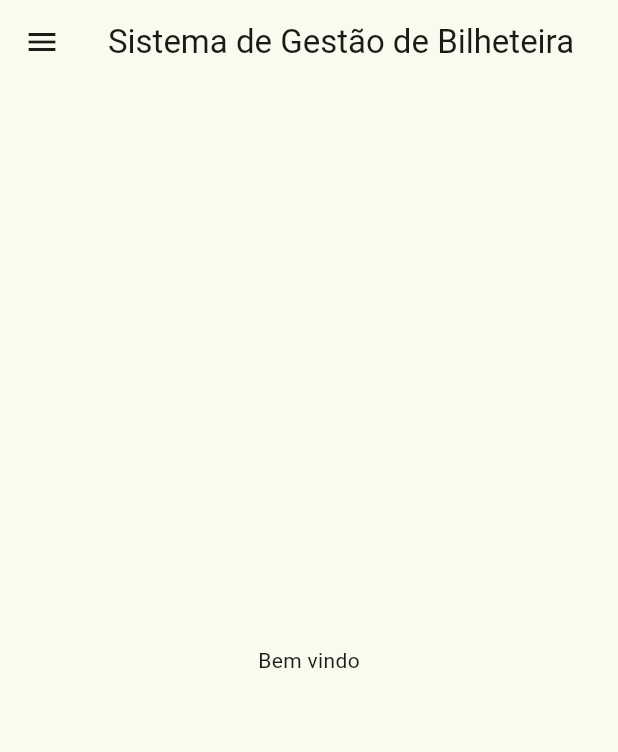
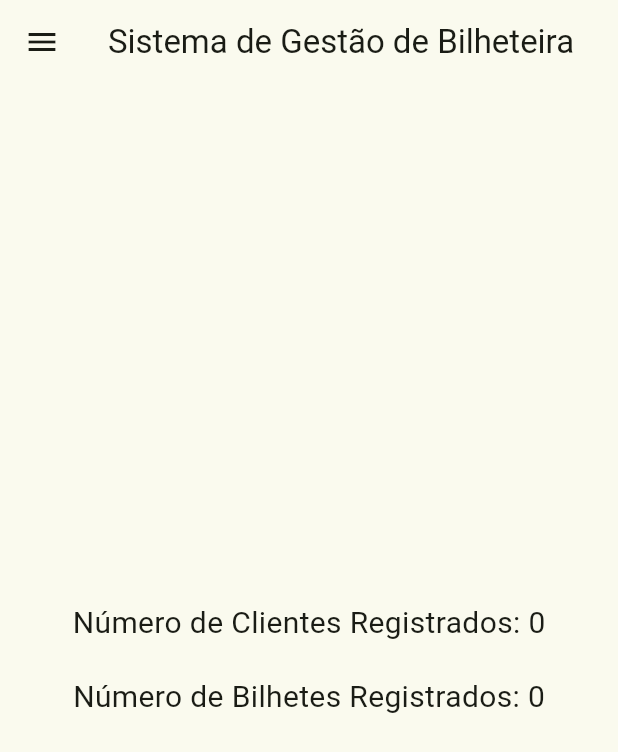
Before and after one commit to Mirona-96/sistema_bilheteira_app, a Flutter app: the screen it shows after launch, on a phone screen of 412 x 824 dp. Shown: the top 752 px of the screen. Run offline on Flutter 3.47's test engine with Material 3 defaults, Android fonts, the phone set to English and light mode, and no system bars; our stand-ins replace sqflite; accounts and stored records are empty.

Commit message:
modified:   lib/Controller/bilhete_controller.dart 	modified:   lib/Controller/cliente_controller.dart 	modified:   lib/Controller/venda_controller.dart 	modified:   lib/Database/clienteSqlHelper.dart 	modified:   lib/Models/menuItems.dart 	modified:   lib/Models/venda.dart 	modified:   lib/Screens/app_drawer.dart 	modified:   lib/Screens/bilhetesPage.dart 	modified:   lib/Screens/clientesPage.dart 	modified:   lib/Screens/home_page.dart 	deleted:    lib/Screens/relatorio_stock_page.dart 	modified:   lib/Screens/vendasPage.dart 	modified:   lib/main.dart

```diff
--- a/lib/Controller/bilhete_controller.dart
+++ b/lib/Controller/bilhete_controller.dart
@@ -23,4 +23,6 @@ class BilheteController {
   Future<Bilhete?> getBilheteById(String bilheteId) async {
     return await _databaseHelper.buscarBilhetePorId(bilheteId);
   }
+
+  contarBilhetes() {}
 }
--- a/lib/Controller/cliente_controller.dart
+++ b/lib/Controller/cliente_controller.dart
@@ -25,4 +25,12 @@ class ClienteController {
   getClienteById(String clienteId) async {
     return await _databaseHelper.buscarClientePorId(clienteId);
   }
+
+  contarClientes() {
+    final ClienteSQLHelper _databaseHelper = ClienteSQLHelper();
+
+    Future<int> contarClientes() async {
+      return await _databaseHelper.contarClientes();
+    }
+  }
 }
--- a/lib/Controller/venda_controller.dart
+++ b/lib/Controller/venda_controller.dart
@@ -1,4 +1,5 @@
 import 'package:sistema_bilheteira_app_teste_2/Database/vendaSqlHelper.dart';
+import 'package:sistema_bilheteira_app_teste_2/Models/cliente.dart';
 import 'package:sistema_bilheteira_app_teste_2/Models/venda.dart';
 
 class VendaController {
@@ -20,5 +21,5 @@ class VendaController {
     await _databaseHelper.removerVenda(id);
   }
 
-  adicionarBilhete(Venda newCliente) {}
+  adicionarVenda(Venda newVenda) {}
 }
--- a/lib/Models/menuItems.dart
+++ b/lib/Models/menuItems.dart
@@ -2,6 +2,11 @@ import 'package:flutter/material.dart';
 import 'package:sistema_bilheteira_app_teste_2/Models/menuDetalhes.dart';
 
 final List<MenuDetalhes> menuItems = [
+  MenuDetalhes(
+    titulo: 'Pagina Inicial',
+    icon: Icons.house,
+    pagina: '/homepage',
+  ),
   MenuDetalhes(
     titulo: 'Clientes',
     icon: Icons.person,
@@ -16,10 +21,5 @@ final List<MenuDetalhes> menuItems = [
     titulo: 'Vendas',
     icon: Icons.shopping_cart,
     pagina: '/vendas',
-  ),
-  MenuDetalhes(
-    titulo: 'Relatórios',
-    icon: Icons.assessment,
-    pagina: '/relatorios',
-  ),
+  )
 ];
--- a/lib/Screens/app_drawer.dart
+++ b/lib/Screens/app_drawer.dart
@@ -11,7 +11,7 @@ class AppDrawer extends StatelessWidget {
         child: Column(
           children: [
             Container(
-              height: 200, // Fixed height for the header
+              height: 100, // Fixed height for the header
               child: const Center(
                 child: Text(
                   'Menu',
--- a/lib/Screens/bilhetesPage.dart
+++ b/lib/Screens/bilhetesPage.dart
@@ -229,9 +229,9 @@ class _BilhetesPageState extends State<BilhetesPage> {
                     ),
                   ),
                   SizedBox(height: 5),
-                  Text(bilhete.descricao),
+                  Text('Descrição: ' + bilhete.descricao),
                   SizedBox(height: 5),
-                  Text(bilhete.endereco),
+                  Text('Endereço: qa' + bilhete.endereco),
                   SizedBox(height: 5),
                   Text('Preço: ${bilhete.preco.toString()} MT'),
                   SizedBox(height: 5),
--- a/lib/Screens/clientesPage.dart
+++ b/lib/Screens/clientesPage.dart
@@ -144,12 +144,12 @@ class _ClientesPageState extends State<ClientesPage> {
         itemBuilder: (context, index) {
           final cliente = _clientes[index];
           return ListTile(
-            title: Text(_clientes[index].nome),
+            title: Text("Nome: " + _clientes[index].nome),
             subtitle: Column(
               crossAxisAlignment: CrossAxisAlignment.start,
               children: [
-                Text(_clientes[index].contato),
-                Text(_clientes[index].email),
+                Text('Contacto: ' + _clientes[index].contato),
+                Text('Email: ' + _clientes[index].email),
               ],
             ),
             trailing: Row(mainAxisSize: MainAxisSize.min, children: <Widget>[
--- a/lib/Screens/home_page.dart
+++ b/lib/Screens/home_page.dart
@@ -1,10 +1,35 @@
 import 'package:flutter/material.dart';
-import 'package:sistema_bilheteira_app_teste_2/Components/cores.dart';
-import 'package:sistema_bilheteira_app_teste_2/Models/menuItems.dart';
+import 'package:sistema_bilheteira_app_teste_2/Controller/bilhete_controller.dart';
+import 'package:sistema_bilheteira_app_teste_2/Controller/cliente_controller.dart';
+import 'package:sistema_bilheteira_app_teste_2/Screens/app_drawer.dart';
 
-class HomePage extends StatelessWidget {
-  const HomePage({super.key});
-//  final controller = MenuItems();
+class HomePage extends StatefulWidget {
+  const HomePage({Key? key}) : super(key: key);
+
+  @override
+  _HomePageState createState() => _HomePageState();
+}
+
+class _HomePageState extends State<HomePage> {
+  final ClienteController _clienteController = ClienteController();
+  final BilheteController _bilheteController = BilheteController();
+  int _numClientes = 0;
+  int _numBilhetes = 0;
+
+  @override
+  void initState() {
+    super.initState();
+    _fetchData();
+  }
+
+  Future<void> _fetchData() async {
+    int? numClientes = await _clienteController.contarClientes();
+    int? numBilhetes = await _bilheteController.contarBilhetes();
+    setState(() {
+      _numClientes = numClientes ?? 0; // Se numClientes for null, atribui 0
+      _numBilhetes = numBilhetes ?? 0; // Se numBilhetes for null, atribui 0
+    });
+  }
 
   @override
   Widget build(BuildContext context) {
@@ -12,58 +37,22 @@ class HomePage extends StatelessWidget {
       appBar: AppBar(
         title: const Text('Sistema de Gestão de Bilheteira'),
       ),
-      drawer: Drawer(
-        child: Container(
-          color: primaryColor, // Set the background color for the entire drawer
-          child: Column(
-            children: [
-              Container(
-                height: 200, // Fixed height for the header
-                child: const Center(
-                  child: Text(
-                    'Menu',
-                    style: TextStyle(
-                      color: Colors.white,
-                      fontSize: 24,
-                    ),
-                  ),
-                ),
-              ),
-
-              //o menu principal
-              Expanded(
-                child: ListView(
-                  padding: EdgeInsets.zero,
-                  children: menuItems.map((menuItem) {
-                    return ListTile(
-                      leading: Icon(menuItem.icon, color: Colors.white),
-                      title: Text(menuItem.titulo,
-                          style: const TextStyle(color: Colors.white)),
-                      onTap: () {
-                        Navigator.pushNamed(context, menuItem.pagina);
-                      },
-                    );
-                  }).toList(),
-                ),
-              ),
-
-              //o log out
-              ListTile(
-                leading: const Icon(Icons.logout, color: Colors.white),
-                title:
-                    const Text('Sair', style: TextStyle(color: Colors.white)),
-                onTap: () {
-                  // Handle logout action
-                  Navigator.pop(context); // Close the drawer
-                  // Add your logout logic here
-                },
-              ),
-            ],
-          ),
+      drawer: AppDrawer(),
+      body: Center(
+        child: Column(
+          mainAxisAlignment: MainAxisAlignment.center,
+          children: [
+            Text(
+              'Número de Clientes Registrados: $_numClientes',
+              style: TextStyle(fontSize: 20),
+            ),
+            SizedBox(height: 20),
+            Text(
+              'Número de Bilhetes Registrados: $_numBilhetes',
+              style: TextStyle(fontSize: 20),
+            ),
+          ],
         ),
-      ),
-      body: const Center(
-        child: Text('Bem vindo'),
       ),
     );
   }
--- a/lib/main.dart
+++ b/lib/main.dart
@@ -2,9 +2,8 @@ import 'package:flutter/material.dart';
 import 'package:sistema_bilheteira_app_teste_2/Components/cores.dart';
 import 'package:sistema_bilheteira_app_teste_2/Screens/bilhetesPage.dart';
 import 'package:sistema_bilheteira_app_teste_2/Screens/clientesPage.dart';
+import 'package:sistema_bilheteira_app_teste_2/Screens/home_page.dart';
 import 'package:sistema_bilheteira_app_teste_2/Screens/vendasPage.dart';
-import 'package:sistema_bilheteira_app_teste_2/Screens/home_page.dart';
-import 'package:sistema_bilheteira_app_teste_2/Screens/relatorio_stock_page.dart';
 //import 'package:sistema_bilheteira_app_teste_2/Screens/visualizar_clientes_page.dart';
 //import 'package:sqflite_common_ffi/sqflite_ffi.dart';
 
@@ -26,13 +25,12 @@ class MainApp extends StatelessWidget {
       theme: ThemeData(
         colorScheme: ColorScheme.fromSeed(seedColor: primaryColor),
       ),
-      initialRoute: '/',
+      initialRoute: '/homepage',
       routes: {
-        '/': (context) => const HomePage(),
+        '/homepage': (context) => const HomePage(),
         '/clientes': (context) => const ClientesPage(),
         '/bilhetes': (context) => const BilhetesPage(),
-        '/vendas': (context) => const VendasPage(),
-        '/relatorios': (context) => const RelatorioStockPage(),
+        '/vendas': (context) => const VendasPage()
       },
     );
   }
```
Also changed, not shown: lib/Database/clienteSqlHelper.dart (+8 -0 lines), lib/Models/venda.dart (+8 -8 lines), lib/Screens/relatorio_stock_page.dart (deleted, +0 -12 lines), lib/Screens/vendasPage.dart (+65 -44 lines).
